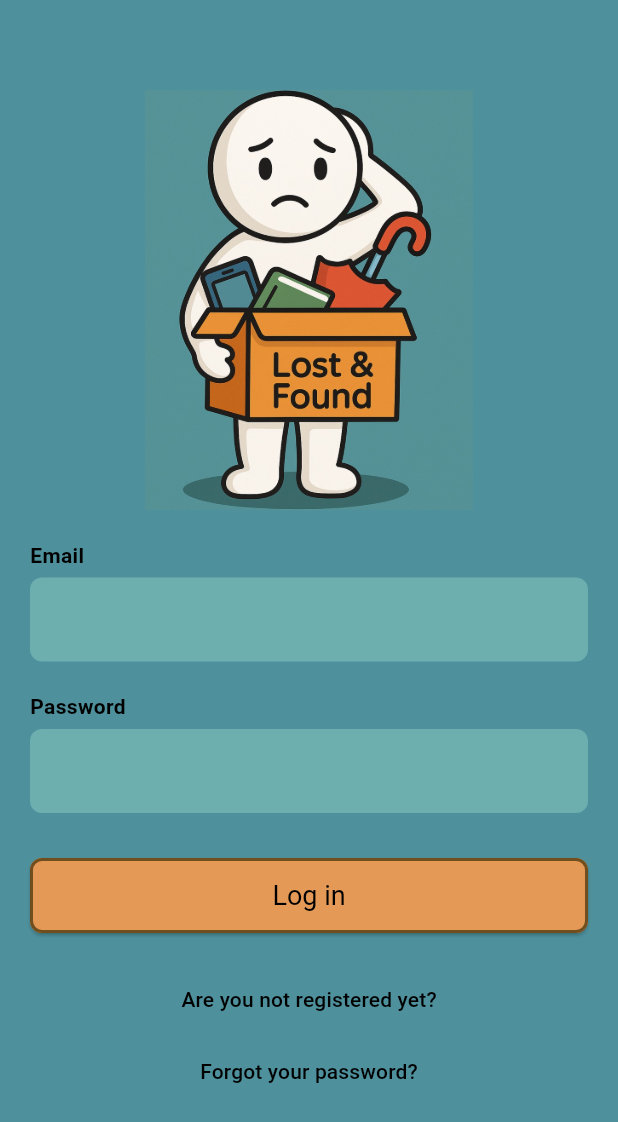
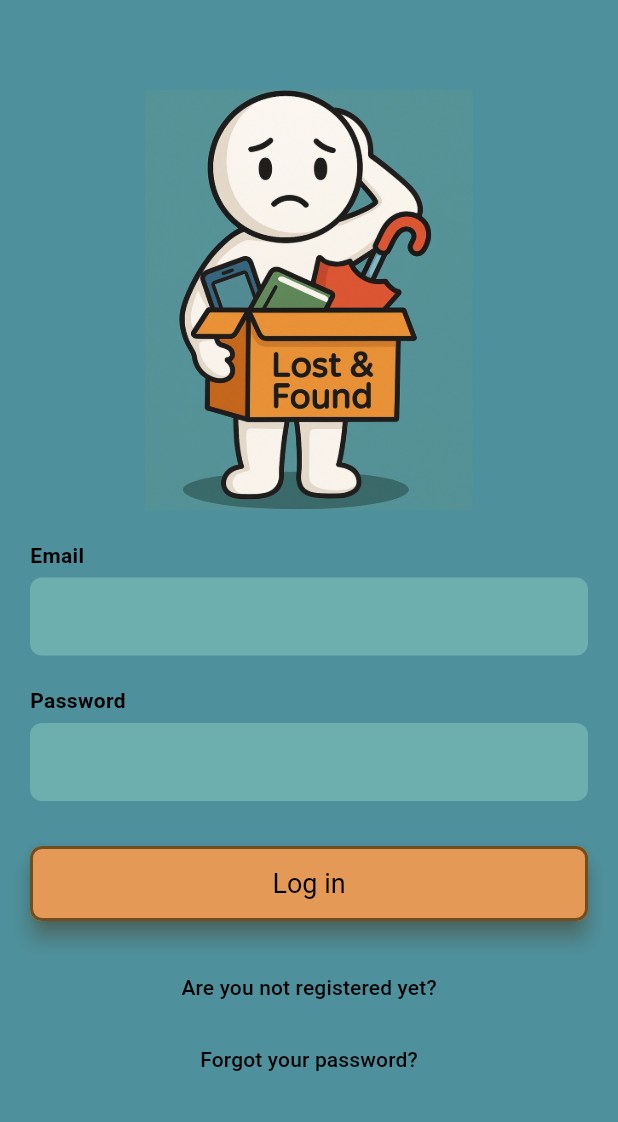
Before and after one commit to pontoandres/Group-16-LostAndFound, a Flutter app: the screen it shows after launch, on a phone screen of 412 x 824 dp. Shown: the top 1122 px of the screen. Run offline on Flutter 3.47's test engine with Material 3 defaults, Android fonts, the phone set to English and light mode, and no system bars; our stand-ins replace image_picker, supabase_flutter; accounts and stored records are empty.

```diff
--- a/flutter_app/lib/main.dart
+++ b/flutter_app/lib/main.dart
@@ -1,34 +1,43 @@
 import 'package:flutter/material.dart';
 import 'package:supabase_flutter/supabase_flutter.dart';
-import 'presentation/login/login_page.dart'; // Importa la pantalla de login
-import 'routes/app_routes.dart';            // Importa las rutas de navegación
 
-// Punto de entrada principal de la aplicación
+import 'routes/app_routes.dart';   // Mapa de rutas
+import 'theme/app_theme.dart';     // Tema visual
+
+/// === Flags de configuración ===
+/// Pon en false si quieres correr solo el front (sin backend)
+const bool kUseBackend = true;
+
+/// Pantalla inicial: true => Login, false => Profile (cámbialo a lo que necesites)
+const bool kStartAtLogin = true;
+
 Future<void> main() async {
-  // Asegura que el binding esté inicializado antes de usar plugins asincrónicos
   WidgetsFlutterBinding.ensureInitialized();
 
-  // hay que ocupatar esto con el tiempo
-  await Supabase.initialize(
-    url: 'https://qpfqpjrpjqjtgerbpjtt.supabase.co',
-    anonKey: 'eyJhbGciOiJIUzI1NiIsInR5cCI6IkpXVCJ9.eyJpc3MiOiJzdXBhYmFzZSIsInJlZiI6InFwZnFwanJwanFqdGdlcmJwanR0Iiwicm9sZSI6ImFub24iLCJpYXQiOjE3NTc4NzkwMTIsImV4cCI6MjA3MzQ1NTAxMn0.u-OZsQWP0AkjHcyamIwLEYZuEcLglRInjoBgkY5bb8Q',
-  );
+  if (kUseBackend) {
+    await Supabase.initialize(
+      url: 'https://qpfqpjrpjqjtgerbpjtt.supabase.co',
+      anonKey:
+          'eyJhbGciOiJIUzI1NiIsInR5cCI6IkpXVCJ9.eyJpc3MiOiJzdXBhYmFzZSIsInJlZiI6InFwZnFwanJwanFqdGdlcmJwanR0Iiwicm9sZSI6ImFub24iLCJpYXQiOjE3NTc4NzkwMTIsImV4cCI6MjA3MzQ1NTAxMn0.u-OZsQWP0AkjHcyamIwLEYZuEcLglRInjoBgkY5bb8Q',
+    );
+  }
 
-  // Ejecuta la app principal
   runApp(const MyApp());
 }
 
-// Widget principal de la app
 class MyApp extends StatelessWidget {
   const MyApp({super.key});
 
   @override
   Widget build(BuildContext context) {
     return MaterialApp(
-      debugShowCheckedModeBanner: false,   // Quita el banner de "DEBUG" en pantalla
-      title: 'Lost & Found Tracker',       // Título de la app
-      home: const LoginPage(),             // Pantalla inicial: Login de momento incia desde home
-      routes: AppRoutes.routes,            // Mapa de rutas definidas
+      debugShowCheckedModeBanner: false,
+      title: 'Lost & Found Tracker',
+      theme: AppTheme.theme,
+      // Elegimos la ruta inicial según el flag
+      initialRoute: kStartAtLogin ? AppRoutes.login : AppRoutes.profile,
+      // Todas las rutas centralizadas en AppRoutes
+      routes: AppRoutes.routes,
     );
   }
 }
--- a/flutter_app/lib/routes/app_routes.dart
+++ b/flutter_app/lib/routes/app_routes.dart
@@ -1,33 +1,43 @@
 import 'package:flutter/material.dart';
+
+// Pantallas de autenticación
 import '../presentation/login/login_page.dart';
 import '../presentation/register/register_page.dart';
 import '../presentation/forgot_password/forgot_password.dart';
-import '../presentation/feed/feed_page.dart';
-import '../presentation/lost_report/lost_report_page.dart';
-import '../presentation/found_report/found_report_page.dart';
-import '../presentation/match_detail/match_detail_page.dart';
+
+// Otras pantallas
+//import '../presentation/feed/feed_page.dart';
+import '../presentation/profile/profile_screen.dart';
+import '../presentation/lost_report/lost_report_screen.dart';
+//import '../presentation/found_report/found_report_screen.dart';
+import '../presentation/claim/claim_object_screen.dart';
+import '../presentation/match_detail/item_description_screen.dart';
 
 class AppRoutes {
   // Definimos nombres de rutas como constantes
   static const String login = '/login';
   static const String register = '/register';
-  static const String forgot_password = '/forgot_password';
+  static const String forgotPassword = '/forgot_password';
   static const String feed = '/feed';
+
+  static const String profile = '/profile';
   static const String lostReport = '/lost_report';
   static const String foundReport = '/found_report';
+  static const String claim = '/claim';
   static const String matchDetail = '/match_detail';
 
   // Mapeo entre nombres de rutas y pantallas
   static Map<String, WidgetBuilder> get routes {
     return {
-      login: (context) => const LoginPage(),
-      register: (context) => const RegisterPage(),
-      forgot_password: (context) => const ForgotPasswordPage(),
+      login: (_) => const LoginPage(),
+      register: (_) => const RegisterPage(),
+      forgotPassword: (_) => const ForgotPasswordPage(),
+      //feed: (_) => const FeedPage(),
 
-      //feed: (context) => const FeedPage(),
-      //lostReport: (context) => const LostReportPage(),
-      //foundReport: (context) => const FoundReportPage(),
-      //matchDetail: (context) => const MatchDetailPage(),
+      profile: (_) => const ProfileScreen(),
+      lostReport: (_) => const LostReportScreen(),
+      claim: (_) => const ClaimObjectScreen(),
+      matchDetail: (_) => const ItemDescriptionScreen(),
     };
   }
 }
--- /dev/null
+++ b/flutter_app/lib/theme/app_theme.dart
@@ -0,0 +1,55 @@
+import 'package:flutter/material.dart';
+
+class AppTheme {
+  static const Color tealBg = Color(0xFFAECED2);
+  static const Color cardBg = Color(0xFFFFFFFF);
+  static const Color orange = Color(0xFFD99348);
+  static const Color orangeShadow = Color(0xFF7C5A2A);
+  static const Color pill = Color(0xFFE7EFEF);
+
+  static ThemeData theme = ThemeData(
+    useMaterial3: true,
+    scaffoldBackgroundColor: tealBg,
+    appBarTheme: const AppBarTheme(
+      backgroundColor: tealBg,
+      foregroundColor: Colors.black,
+      centerTitle: true,
+      elevation: 0,
+      titleTextStyle: TextStyle(fontSize: 22, fontWeight: FontWeight.w800),
+    ),
+    inputDecorationTheme: InputDecorationTheme(
+      filled: true,
+      fillColor: pill,
+      border: OutlineInputBorder(
+        borderRadius: BorderRadius.circular(18),
+        borderSide: BorderSide.none,
+      ),
+      contentPadding: const EdgeInsets.symmetric(horizontal: 16, vertical: 14),
+    ),
+    elevatedButtonTheme: ElevatedButtonThemeData(
+      style: ElevatedButton.styleFrom(
+        backgroundColor: orange,
+        foregroundColor: Colors.black,
+        minimumSize: const Size.fromHeight(48),
+        textStyle: const TextStyle(fontWeight: FontWeight.w800),
+        elevation: 6,
+        shadowColor: orangeShadow,
+        shape: RoundedRectangleBorder(borderRadius: BorderRadius.circular(14)),
+      ),
+    ),
+    outlinedButtonTheme: OutlinedButtonThemeData(
+      style: OutlinedButton.styleFrom(
+        foregroundColor: Colors.black,
+        side: const BorderSide(color: Colors.black54),
+        minimumSize: const Size.fromHeight(48),
+        shape: RoundedRectangleBorder(borderRadius: BorderRadius.circular(14)),
+      ),
+    ),
+    // ⬇️ En versiones nuevas es CardThemeData
+    cardTheme: const CardThemeData(
+      color: cardBg,
+      elevation: 2,
+      margin: EdgeInsets.zero,
+    ),
+  );
+}
--- a/flutter_app/pubspec.yaml
+++ b/flutter_app/pubspec.yaml
@@ -30,6 +30,7 @@ environment:
 dependencies:
   flutter:
     sdk: flutter
+  image_picker: ^1.0.7
 
   # The following adds the Cupertino Icons font to your application.
   # Use with the CupertinoIcons class for iOS style icons.
```
Also changed, not shown: flutter_app/lib/presentation/claim/claim_object_screen.dart (added, +32 -0 lines), flutter_app/lib/presentation/lost_report/lost_report_screen.dart (added, +110 -0 lines), flutter_app/lib/presentation/match_detail/item_description_screen.dart (added, +70 -0 lines), flutter_app/lib/presentation/profile/profile_screen.dart (added, +107 -0 lines), flutter_app/lib/presentation/widgets/debug_nav.dart (added, +20 -0 lines), flutter_app/lib/presentation/widgets/top_bar.dart (added, +29 -0 lines), flutter_app/assets/images/Rectangle 17.png (added), flutter_app/assets/images/Rectangle 21.png (added), flutter_app/assets/images/image 2.png (added), flutter_app/lib/presentation/lost_report/lost_report_page.dart (deleted), flutter_app/lib/presentation/match_detail/match_detail_page.dart (deleted), flutter_app/pubspec.lock, 12 other files.
